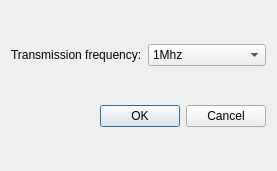
Qt form plugins/spi/spiconfiguration.ui (mcallegari/qlcplus) before a commit.
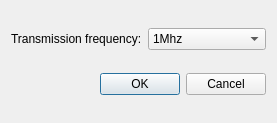
The same form after that commit.

```diff
--- a/plugins/spi/spiconfiguration.ui
+++ b/plugins/spi/spiconfiguration.ui
@@ -7,7 +7,7 @@
     <x>0</x>
     <y>0</y>
     <width>277</width>
-    <height>171</height>
+    <height>123</height>
    </rect>
   </property>
   <property name="windowTitle">
```
